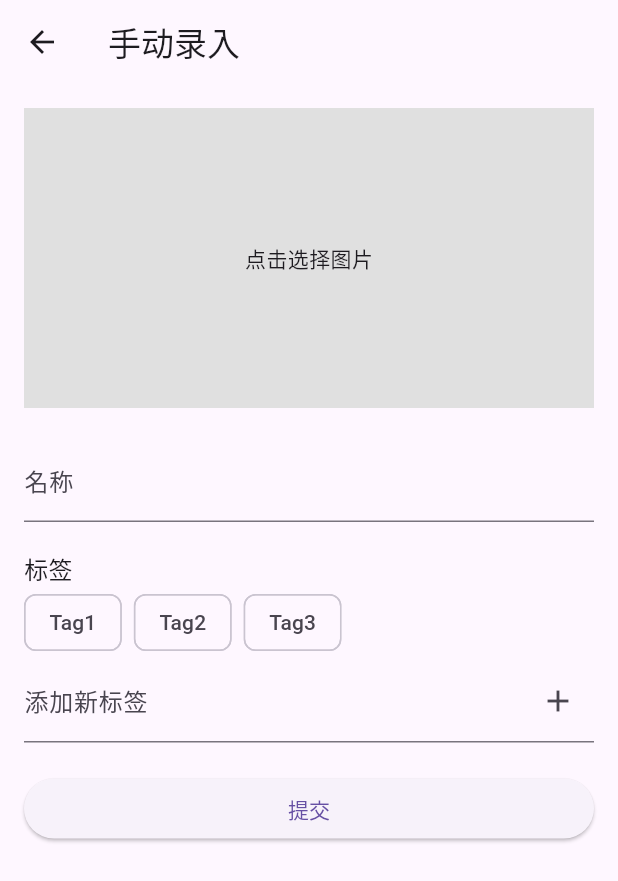
After one commit to tinywaferShark/storage_assistant-, a Flutter app: the AddManualEntryPage screen opened directly, after a tap on "点击选择图片", on a phone screen of 412 x 824 dp. The commit adds this screen. Shown: the top 881 px of the screen. Run offline on Flutter 3.47's test engine with Material 3 defaults, Android fonts, the phone set to English and light mode, and no system bars; our stand-ins replace image_picker.

Commit message:
feat:Added the ability to add items

```diff
--- /dev/null
+++ b/lib/add_manual_entry_page.dart
@@ -0,0 +1,118 @@
+import 'dart:io';
+import 'package:flutter/material.dart';
+import 'package:image_picker/image_picker.dart';
+
+class AddManualEntryPage extends StatefulWidget {
+  @override
+  _AddManualEntryPageState createState() => _AddManualEntryPageState();
+}
+
+class _AddManualEntryPageState extends State<AddManualEntryPage> {
+  final _formKey = GlobalKey<FormState>();
+  XFile? _image;
+  final _nameController = TextEditingController();
+  final _newTagController = TextEditingController();
+  final _tags = ['Tag1', 'Tag2', 'Tag3']; // 示例标签
+  final _selectedTags = <String>{};
+  String? _selectedTag;
+
+  Future<void> _pickImage() async {
+    final ImagePicker picker = ImagePicker();
+    final XFile? image = await picker.pickImage(source: ImageSource.gallery);
+    setState(() {
+      _image = image;
+    });
+  }
+
+  void _addNewTag() {
+    final newTag = _newTagController.text.trim();
+    if (newTag.isNotEmpty && !_tags.contains(newTag)) {
+      setState(() {
+        _tags.add(newTag);
+        _selectedTags.add(newTag);
+        _newTagController.clear();
+      });
+    }
+  }
+
+  @override
+  Widget build(BuildContext context) {
+    return Scaffold(
+      appBar: AppBar(
+        title: Text('手动录入'),
+      ),
+      body: Padding(
+        padding: const EdgeInsets.all(16.0),
+        child: Form(
+          key: _formKey,
+          child: ListView(
+            children: <Widget>[
+              GestureDetector(
+                onTap: _pickImage,
+                child: Container(
+                  height: 200,
+                  color: Colors.grey[300],
+                  child: _image == null
+                      ? Center(child: Text('点击选择图片'))
+                      : Image.file(File(_image!.path), fit: BoxFit.cover),
+                ),
+              ),
+              SizedBox(height: 20),
+              TextFormField(
+                controller: _nameController,
+                decoration: InputDecoration(labelText: '名称'),
+                validator: (value) {
+                  if (value == null || value.isEmpty) {
+                    return '请输入名称';
+                  }
+                  return null;
+                },
+              ),
+              SizedBox(height: 20),
+              Text('标签', style: TextStyle(fontSize: 16)),
+              Wrap(
+                spacing: 8.0,
+                runSpacing: 4.0,
+                children: _tags.map((tag) {
+                  return FilterChip(
+                    label: Text(tag),
+                    selected: _selectedTags.contains(tag),
+                    onSelected: (bool selected) {
+                      setState(() {
+                        if (selected) {
+                          _selectedTags.add(tag);
+                        } else {
+                          _selectedTags.remove(tag);
+                        }
+                      });
+                    },
+                  );
+                }).toList(),
+              ),
+              TextField(
+                controller: _newTagController,
+                decoration: InputDecoration(
+                  labelText: '添加新标签',
+                  suffixIcon: IconButton(
+                    icon: Icon(Icons.add),
+                    onPressed: _addNewTag,
+                  ),
+                ),
+              ),
+              SizedBox(height: 20),
+              ElevatedButton(
+                onPressed: () {
+                  if (_formKey.currentState!.validate()) {
+                    // 处理提交逻辑
+                    Navigator.pop(context);
+                  }
+                },
+                child: Text('提交'),
+              ),
+            ],
+          ),
+        ),
+      ),
+    );
+  }
+}
--- a/lib/home.dart
+++ b/lib/home.dart
@@ -4,6 +4,7 @@ import 'searchpage.dart';
 import 'statspage.dart';
 import 'profilepage.dart';
 import 'additempage.dart';
+import 'add_manual_entry_page.dart';
 
 class HomePage extends StatefulWidget {
   final Function(ThemeMode) onThemeChanged;
@@ -96,7 +97,10 @@ class _HomePageState extends State<HomePage> {
                                 title: Text('手动录入'),
                                 onTap: () {
                                   Navigator.pop(context);
-                                  // 处理手动录入逻辑
+                                  Navigator.push(
+                                    context,
+                                    MaterialPageRoute(builder: (context) => AddManualEntryPage()),
+                                  );
                                 },
                               ),
                               SizedBox(height: 20),
--- a/pubspec.yaml
+++ b/pubspec.yaml
@@ -31,7 +31,7 @@ dependencies:
   flutter:
     sdk: flutter
   provider: ^6.0.0  # 添加这行
-
+  image_picker: ^1.1.2
 
   # The following adds the Cupertino Icons font to your application.
   # Use with the CupertinoIcons class for iOS style icons.
```
Also changed, not shown: pubspec.lock, 4 other files.
